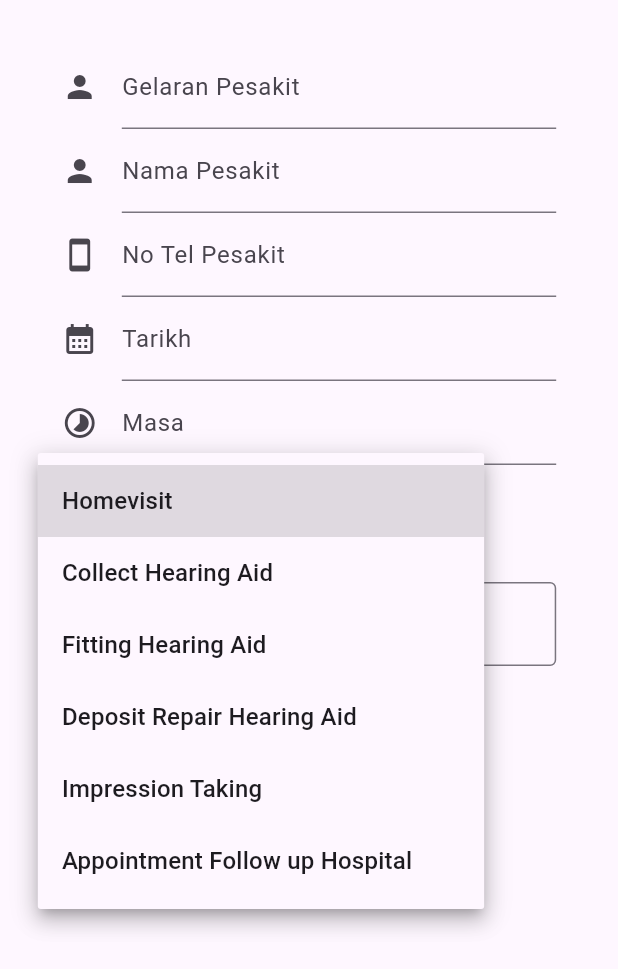
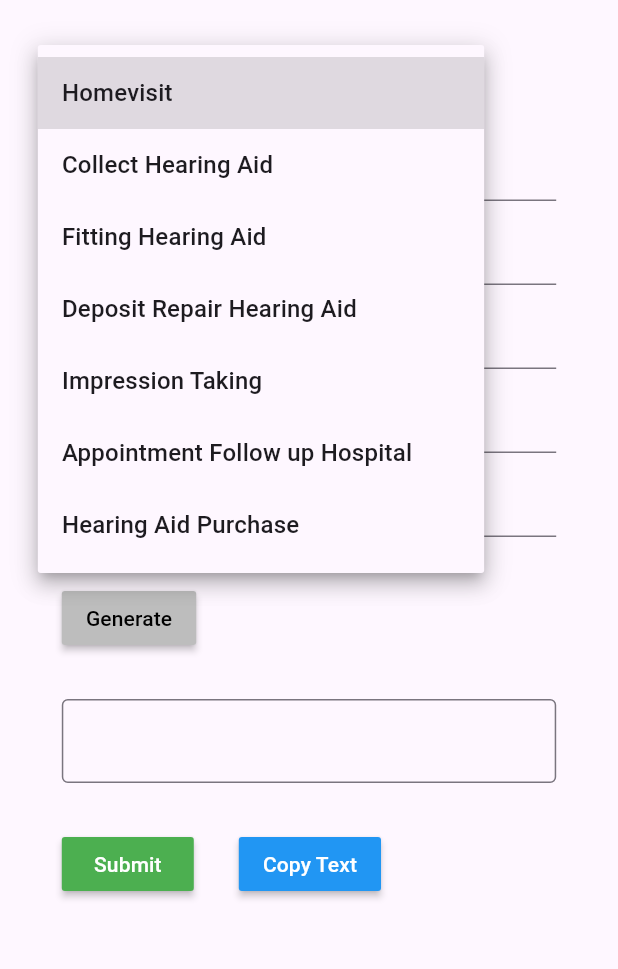
Before and after one commit to acheyfaiz/ghcc-system, a Flutter app: the screen it shows after launch, after a tap on "Pilihan", on a phone screen of 412 x 824 dp. Shown: the top 969 px of the screen. Run offline on Flutter 3.47's test engine with Material 2 defaults, Android fonts, the phone set to English and light mode, and no system bars.

Commit message:
update choices

```diff
--- a/lib/form.dart
+++ b/lib/form.dart
@@ -24,6 +24,10 @@ class _FormWhatsappState extends State<FormWhatsapp> {
   final TextEditingController _sparePart = TextEditingController();
   final TextEditingController _hargaDepo = TextEditingController();
 
+  final TextEditingController _namaKlinik = TextEditingController();
+  final TextEditingController _modelAlat = TextEditingController();
+  final TextEditingController _hargaAlat = TextEditingController();
+
   @override
   void dispose() {
     // TODO: implement dispose
@@ -38,6 +42,10 @@ class _FormWhatsappState extends State<FormWhatsapp> {
     _kosRepair.dispose();
     _sparePart.dispose();
     _hargaDepo.dispose();
+
+    _namaKlinik.dispose();
+    _modelAlat.dispose();
+    _hargaAlat.dispose();
     super.dispose();
   }
 
@@ -58,20 +66,29 @@ class _FormWhatsappState extends State<FormWhatsapp> {
 
           const SizedBox(height: 30),
 
+          _pilihan(),
+
           FormCustomer(controller: _custTitle, hint: 'Gelaran Pesakit', index: 1),
           FormCustomer(controller: _custName, hint: 'Nama Pesakit', index: 1),
           FormCustomer(controller: _custNohp, hint: 'No Tel Pesakit', index: 2),
-          FormCustomer(controller: _tarikh, hint: 'Tarikh', index: 3),
-          FormCustomer(controller: _masa, hint: 'Masa', index: 4),
+          _selectedValue == "Hearing Aid Purchase" ? const SizedBox() : FormCustomer(controller: _tarikh, hint: 'Tarikh', index: 3),
+          _selectedValue == "Hearing Aid Purchase" ? const SizedBox() : FormCustomer(controller: _masa, hint: 'Masa', index: 4),
 
           _selectedValue == "Deposit Repair Hearing Aid" ? FormCustomer(controller: _jenisRepair, hint: 'Jenis Repair', index: 5) : const SizedBox(),
           _selectedValue == "Deposit Repair Hearing Aid" ? FormCustomer(controller: _sparePart, hint: 'Spare Part Diganti', index: 5) : const SizedBox(),
           _selectedValue == "Deposit Repair Hearing Aid" ? FormCustomer(controller: _kosRepair, hint: 'Kos Repair', index: 5) : const SizedBox(),
           _selectedValue == "Deposit Repair Hearing Aid" ? FormCustomer(controller: _hargaDepo, hint: 'Deposit', index: 5) : const SizedBox(),
 
-          _pilihan(),
+          _selectedValue == "Hearing Aid Purchase" ? FormCustomer(controller: _modelAlat, hint: 'Model Alat', index: 6) : const SizedBox(),
+          _selectedValue == "Hearing Aid Purchase" ? FormCustomer(controller: _namaKlinik, hint: 'Nama Klinik', index: 6) : const SizedBox(),
+          _selectedValue == "Hearing Aid Purchase" ? FormCustomer(controller: _hargaAlat, hint: 'Harga Alat', index: 6) : const SizedBox(),
+          _selectedValue == "Hearing Aid Purchase" ? FormCustomer(controller: _hargaDepo, hint: 'Harga Deposit', index: 6) : const SizedBox(),
+
           const SizedBox(height: 30),
 
+          ButtonGenerate(ontap: ()=> _compute(_selectedValue ?? "")),
+
+          const SizedBox(height: 30),
           _area(),
 
           const SizedBox(height: 30),
@@ -93,6 +110,7 @@ class _FormWhatsappState extends State<FormWhatsapp> {
     "Deposit Repair Hearing Aid",
     "Impression Taking",
     "Appointment Follow up Hospital",
+    "Hearing Aid Purchase",
   ];
 
   Widget _pilihan(){
@@ -109,6 +127,9 @@ class _FormWhatsappState extends State<FormWhatsapp> {
       onChanged: (String? newValue) {
         setState(() {
           _selectedValue = newValue;
+          /// reset balik harga depo
+          /// taknak tersalah keyin
+          _hargaDepo.text = "";
         });
         _compute(_selectedValue ?? "");
       },
@@ -143,14 +164,11 @@ class _FormWhatsappState extends State<FormWhatsapp> {
         MaterialButton(
           color: Colors.blue,
           onPressed: (){
-            // copy text dulu
+            /// copy text dulu
             Clipboard.setData(ClipboardData(text: _fulltext.text)).then((_){
               ScaffoldMessenger.of(context).showSnackBar(SnackBar(
-                onVisible: (){
-                  // HapticFeedback.vibrate().timeout(const Duration(milliseconds: 1500));
-                  // HapticFeedback.heavyImpact();
-                },
-                duration: const Duration(seconds: 4),
+                onVisible: (){},
+                duration: const Duration(seconds: 3),
                 behavior: SnackBarBehavior.floating,
                 //backgroundColor: const Color(0xfffcf2f2),
                 content: const Text("Sudah disalin", style: TextStyle(
@@ -160,7 +178,8 @@ class _FormWhatsappState extends State<FormWhatsapp> {
                 )),
               ));
 
-              // then parse to ws url
+              /// then parse to ws url untuk direct ke no tel customer
+              /// then, user kena paste sendiri
               launchWhatsApp(phone: _custNohp.text, message: "");
             });
 
@@ -244,6 +263,43 @@ class _FormWhatsappState extends State<FormWhatsapp> {
           "Sekiranya ${_custTitle.text} mempunyai pertanyaan lanjut, boleh terus hubungi kami di talian ${Constant().hpoffice} / ${Constant().hpmobile}.\n\nTerima kasih.";
     }
 
+    else if(text == "Hearing Aid Purchase"){
+      _fulltext.text = '''
+Assalamualaikum dan selamat pagi ${_custTitle.text},
+
+Kami dari Global Hearing Care Centre Segamat, pusat alat bantu dengar. Kami ingin maklumkan berkenaan pembelian alat bantu dengar untuk *${_custTitle.text} ${_custName.text}* yang dirujuk dari ${_namaKlinik.text}.
+
+Berikut adalah maklumat alat berkenaan untuk rujukan ${_custTitle.text}:
+
+Model: *${_modelAlat.text}*
+Harga: *RM ${_hargaAlat.text}/unit*
+Deposit: *RM ${_hargaDepo.text}*
+Jaminan: *2 Tahun*
+
+Jika ${_custTitle.text} setuju untuk membeli alat berkenaan, ${_custTitle.text} boleh membuat bayaran deposit dahulu ke akaun kami secara online transfer, ATM transfer atau tunai :
+(Sila sertakan bukti pembayaran)
+
+${Constant().bankacc}
+
+Untuk makluman ${_custTitle.text}, pembayaran deposit ini tidak akan dikembalikan semula sekiranya ${_custTitle.text} membatalkan pembelian di saat akhir.
+
+Proses pembelian alat ini akan mengambil masa 14 hari bekerja. Pihak kami akan menghubungi ${_custTitle.text} untuk mengaturkan temujanji pemakaian alat.
+
+Sekiranya ${_custTitle.text} mempunyai pertanyaan lain, ${_custTitle.text} boleh hubungi kami di talian ${Constant().hpoffice} / ${Constant().hpmobile}.
+
+Terima kasih.
+.
+.
+.
+Alamat:
+Global Hearing Care Centre
+No. 50 Bawah, PTD 16455 Kedai/ Pejabat (JGST24) Jalan Genuang, Kampung Abdullah, 85000 Segamat, Johor
+
+Waktu Operasi:
+Isnin - Jumaat : 9.00 pagi - 6.00 petang
+''';
+    }
+
   }
 
 }
@@ -263,7 +319,10 @@ class FormCustomer extends StatelessWidget {
             index == 1 ? Icons.person :
             index == 2 ? Icons.smartphone :
             index == 3 ? Icons.calendar_month :
-            index == 4 ? Icons.timelapse : Icons.settings),
+            index == 4 ? Icons.timelapse :
+            index == 5 ? Icons.settings :
+              Icons.all_out_outlined
+        ),
         labelText: hint,
       ),
       onSaved: (String? value) {
@@ -272,3 +331,19 @@ class FormCustomer extends StatelessWidget {
     );
   }
 }
+
+class ButtonGenerate extends StatelessWidget {
+  final GestureTapCallback ontap;
+  const ButtonGenerate({super.key, required this.ontap});
+
+  @override
+  Widget build(BuildContext context) {
+    return MaterialButton(
+      color: Colors.grey[400],
+      onPressed: ontap,
+      child: const Text("Generate", style: TextStyle(
+          color: Colors.black
+      )),
+    );
+  }
+}
```
